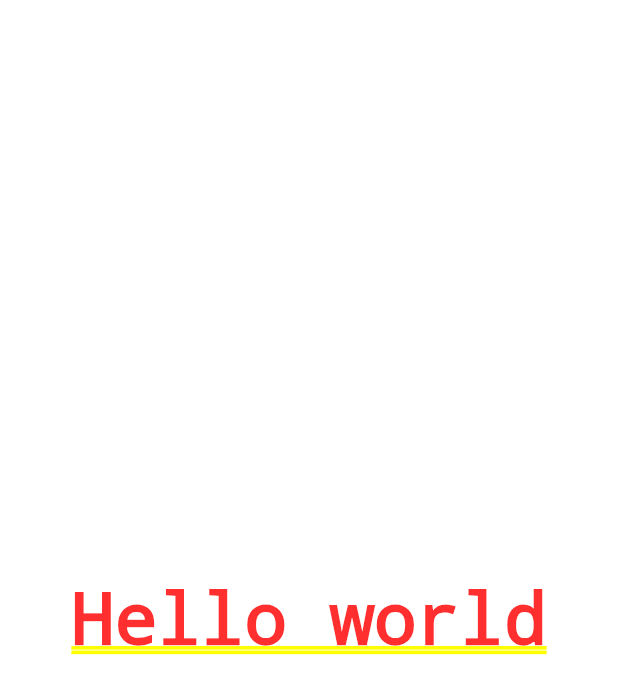
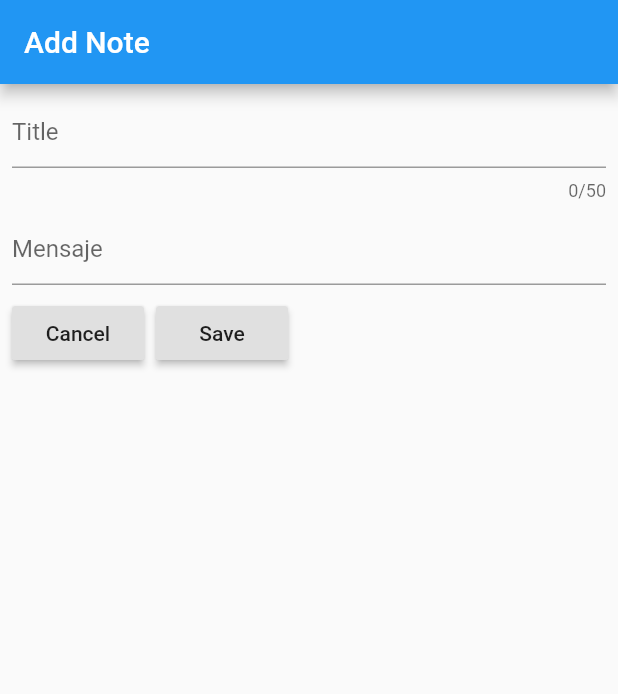
Before and after one commit to jclemus91/flutter-notes-training, a Flutter app: the screen it shows after launch, on a phone screen of 412 x 824 dp. Shown: the top 694 px of the screen. Run offline on Flutter 3.47's test engine with Material 2 defaults, Android fonts, the phone set to English and light mode, and no system bars.

Commit message:
Adding Bloc, DAO, repository and Note model to the project.

```diff
--- /dev/null
+++ b/notes/lib/dao/impl/note_dao_impl.dart
@@ -0,0 +1,15 @@
+
+import 'package:notes/model/note.dart';
+
+import '../note_dao.dart';
+
+List<Note> _notesDB = List<Note>();
+
+class NoteDaoImpl extends NoteDao {
+
+  @override
+  void addNote(Note note) {
+    _notesDB.add(note);
+  }
+
+}
--- /dev/null
+++ b/notes/lib/dao/note_dao.dart
@@ -0,0 +1,8 @@
+
+import 'package:notes/model/note.dart';
+
+abstract class NoteDao {
+
+  void addNote(Note note);
+
+}
--- /dev/null
+++ b/notes/lib/model/note.dart
@@ -0,0 +1,9 @@
+
+class Note {
+
+  String title;
+  String message;
+
+  Note(this.title, this.message);
+
+}
--- /dev/null
+++ b/notes/lib/repository/note_repository.dart
@@ -0,0 +1,17 @@
+
+import 'package:notes/dao/note_dao.dart';
+import 'package:notes/model/note.dart';
+
+class NoteRepository {
+
+  NoteDao _noteDao;
+
+  NoteRepository(NoteDao noteDao) {
+    _noteDao = noteDao;
+  }
+
+  void addNote(Note note) {
+    _noteDao.addNote(note);
+  }
+
+}
--- /dev/null
+++ b/notes/lib/ui/add/add_note_bloc.dart
@@ -0,0 +1,22 @@
+
+import 'package:notes/dao/impl/note_dao_impl.dart';
+import 'package:notes/dao/note_dao.dart';
+import 'package:notes/model/note.dart';
+import 'package:notes/repository/note_repository.dart';
+
+final NoteDao _noteDao = NoteDaoImpl();
+final NoteRepository noteRepository = NoteRepository(_noteDao);
+
+class AddNoteBloc {
+
+  NoteRepository _noteRepository;
+
+  AddNoteBloc(NoteRepository noteRepository) {
+    _noteRepository = noteRepository;
+  }
+
+  void createNote(String title, String message) {
+    _noteRepository.addNote(Note(title, message));
+  }
+
+}
--- a/notes/lib/ui/add/add_note_screen.dart
+++ b/notes/lib/ui/add/add_note_screen.dart
@@ -1,5 +1,7 @@
+import 'package:flutter/material.dart';
+import 'package:flutter/widgets.dart';
 
-import 'package:flutter/widgets.dart';
+import 'add_note_bloc.dart';
 
 class AddNoteScreen extends StatefulWidget {
   @override
@@ -8,11 +10,61 @@ class AddNoteScreen extends StatefulWidget {
   }
 }
 
+final _padding = 8.0;
+
 class _AddNoteState extends State<AddNoteScreen> {
+
+  final _addNoteBloc = AddNoteBloc(noteRepository);
+  final _titleController = TextEditingController();
+  final _messageController = TextEditingController();
 
   @override
   Widget build(BuildContext context) {
-    return Center(child: Text("Hello world"));
+    return Scaffold(
+      appBar: AppBar(
+        title: Text('Add Note'),
+      ),
+      body: SafeArea(
+          minimum: EdgeInsets.all(_padding),
+          child: Column(
+            crossAxisAlignment: CrossAxisAlignment.center,
+            children: <Widget>[
+              TextField(
+                controller: _titleController,
+                textInputAction: TextInputAction.next,
+                maxLines: 1,
+                maxLength: 50,
+                keyboardType: TextInputType.text,
+                decoration: InputDecoration(hintText: "Title"),
+              ),
+              SizedBox(
+                height: _padding,
+              ),
+              TextField(
+                controller: _messageController,
+                decoration: InputDecoration(hintText: "Mensaje"),
+              ),
+              SizedBox(
+                height: _padding,
+              ),
+              Row(
+                children: <Widget>[
+                  RaisedButton(child: Text("Cancel"), onPressed: () {}),
+                  SizedBox(
+                    width: _padding,
+                  ),
+                  RaisedButton(child: Text("Save"), onPressed: () {
+                    _addNote(_titleController.text, _messageController.text);
+                  }),
+                ],
+              )
+            ],
+          )),
+    );
+  }
+
+  void _addNote(String title, String message) {
+    _addNoteBloc.createNote(title, message);
   }
 
 }
```
